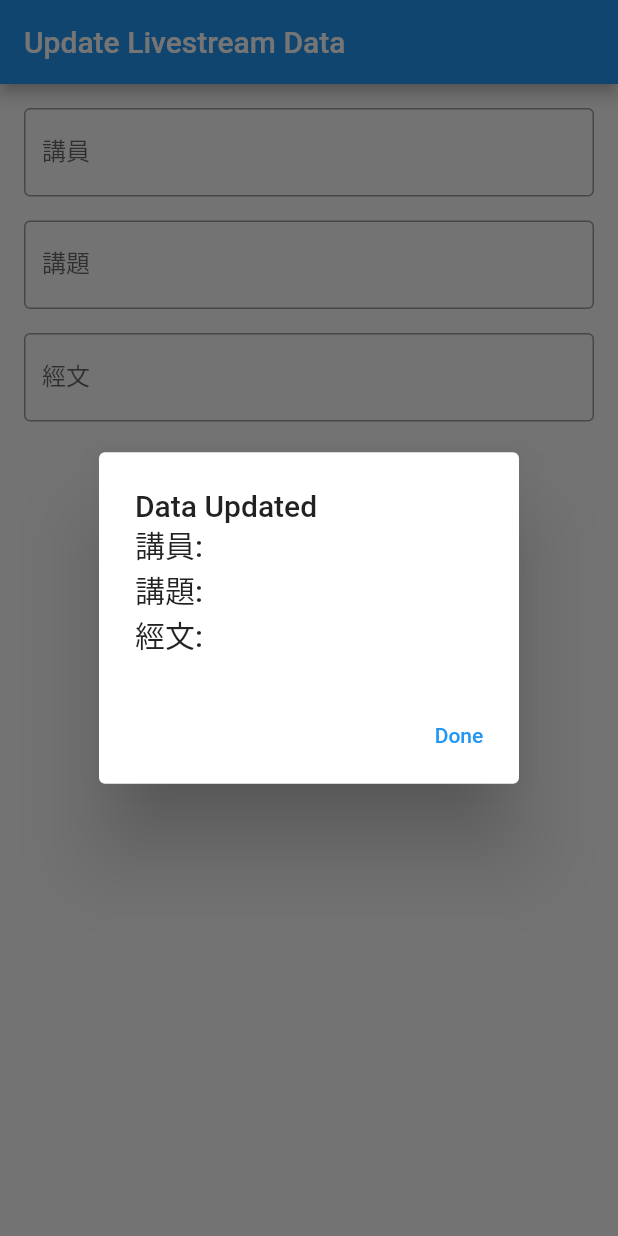
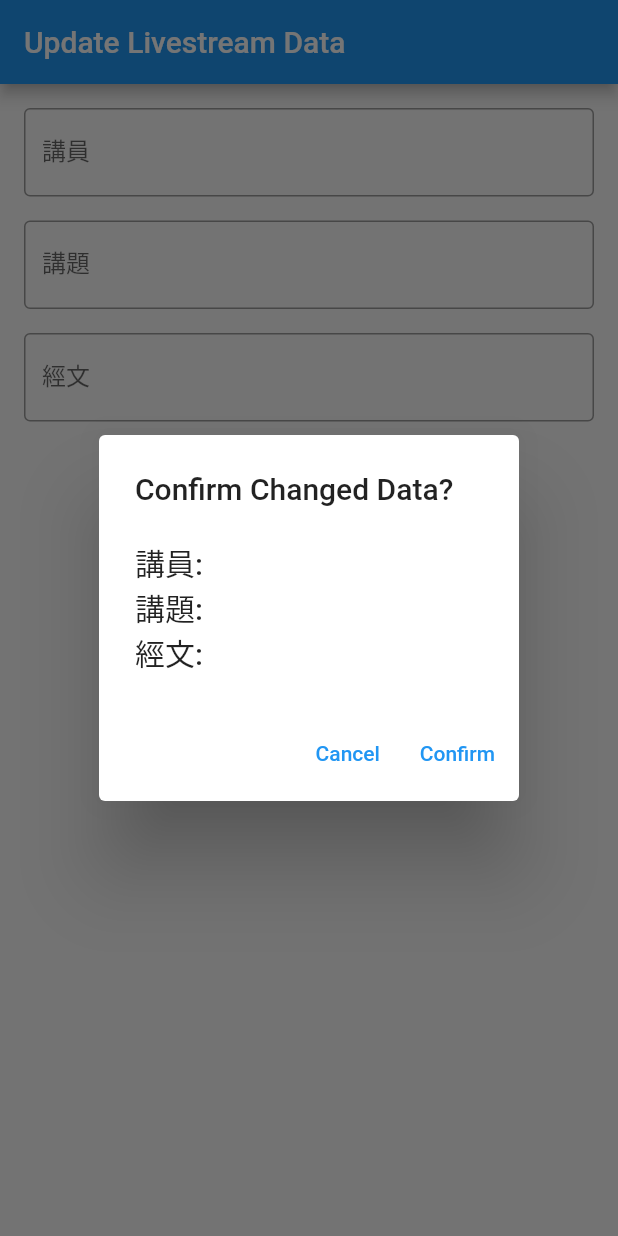
Before and after one commit to EricssonXD/CRCKC-Livestream-Helper, a Flutter app: the screen it shows after launch, after a tap on "Submit", on a phone screen of 412 x 824 dp. Run offline on Flutter 3.47's test engine with Material 2 defaults, Android fonts, the phone set to English and light mode, and no system bars; missing offline and left inert: gsheets; statements that could not run were skipped.

Commit message:
With Confirm Popup

```diff
--- a/lib/screens/updatestreamdata.dart
+++ b/lib/screens/updatestreamdata.dart
@@ -20,22 +20,25 @@ class _StreamDataScreenState extends State<StreamDataScreen> {
   Future _submitForm() => showDialog(
       context: context,
       builder: (context) {
-        submit() async {
+        List<String> row = [speaker.text, topic.text, verse.text];
+
+        submit(bool confirm) async {
           Navigator.of(context).pop();
+          if (confirm) CrckcHelperAPI.insert(row);
         }
 
-        List<String> row = [speaker.text, topic.text, verse.text];
-        // print(row);
-        CrckcHelperAPI.insert(row);
         return AlertDialog(
-          title:
-              Text("Data Updated\n講員: ${row[0]}\n講題: ${row[1]}\n經文: ${row[2]}"),
+          title: Text(
+              "Confirm Changed Data?\n\n講員: ${row[0]}\n講題: ${row[1]}\n經文: ${row[2]}"),
           actions: [
             // TextButton(
             //     onPressed: (() => SystemChannels.platform
             //         .invokeMethod<void>('SystemNavigator.pop')),
             //     child: const Text("Exit")),
-            TextButton(onPressed: (() => submit()), child: const Text("Done"))
+            TextButton(
+                onPressed: (() => submit(false)), child: const Text("Cancel")),
+            TextButton(
+                onPressed: (() => submit(true)), child: const Text("Confirm")),
           ],
         );
       });
```
